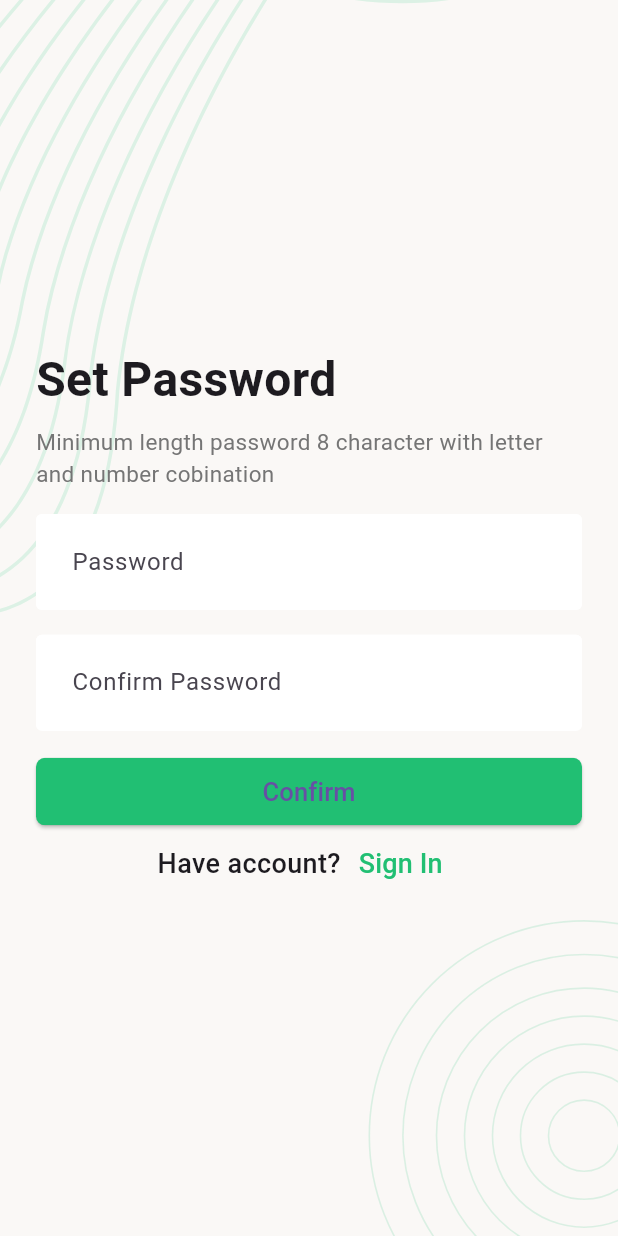
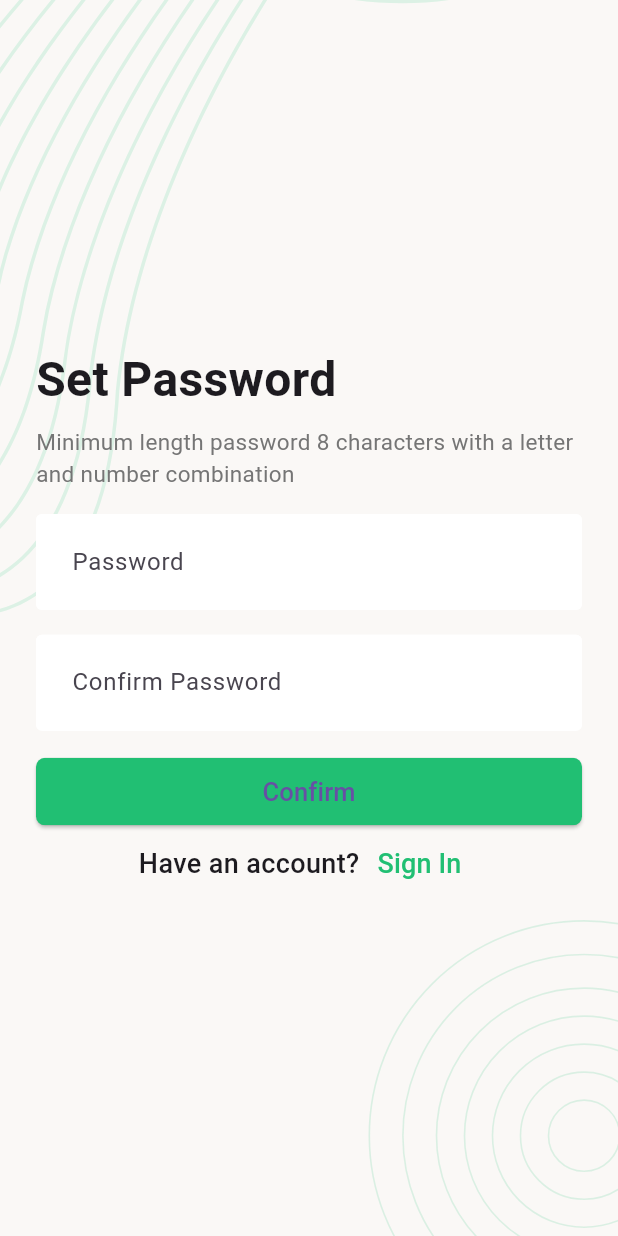
Before and after one commit to islamnabila/getx_task_management_project, a Flutter app: the SetPasswordScreen screen opened directly, on a phone screen of 412 x 824 dp. Run offline on Flutter 3.47's test engine with Material 3 defaults, Android fonts, the phone set to English and light mode, and no system bars; our stand-ins replace flutter_svg, get, image_picker, pin_code_fields, shared_preferences; accounts and stored records are empty; network calls fail.

Commit message:
second commit

```diff
--- a/lib/Screen/pin_verification_screen.dart
+++ b/lib/Screen/pin_verification_screen.dart
@@ -84,7 +84,7 @@ class _PinVerificationScreenState extends State<PinVerificationScreen> {
                             );
 
                             if (res) {
-                              Get.to(() => const SetPasswordScreen());
+                              Get.to(() => SetPasswordScreen());
                             }
                           } else {
                             print("EmailVerification is null");
--- a/lib/Screen/set_password_screen.dart
+++ b/lib/Screen/set_password_screen.dart
@@ -1,21 +1,15 @@
 import 'package:flutter/material.dart';
 import 'package:get/get.dart';
-import 'package:get/get_core/src/get_main.dart';
 import '../Rest Api/rest_api.dart';
 import '../Style/style.dart';
 import '../Utility/url.dart';
 import '../controller/set_password_controller.dart';
 import 'login_screen.dart';
 
-class SetPasswordScreen extends StatefulWidget {
-  const SetPasswordScreen({super.key});
+class SetPasswordScreen extends StatelessWidget {
+   SetPasswordScreen({super.key});
+  final SetPasswordController controller = Get.put(SetPasswordController());
 
-  @override
-  State<SetPasswordScreen> createState() => _SetPasswordScreenState();
-}
-
-class _SetPasswordScreenState extends State<SetPasswordScreen> {
-  final SetPasswordController controller = Get.put(SetPasswordController());
   Future<bool> setPasswordRequest() async {
     try {
       controller.loading.value = true;
@@ -60,8 +54,7 @@ class _SetPasswordScreenState extends State<SetPasswordScreen> {
                     SizedBox(
                       height: MediaQuery.of(context).size.height * 0.01,
                     ),
-                    GreyTextStyle(
-                        "Minimum length password 8 character with letter and number cobination"),
+                    GreyTextStyle("Minimum length password 8 characters with a letter and number combination"),
                     SizedBox(
                       height: MediaQuery.of(context).size.height * 0.02,
                     ),
@@ -100,19 +93,20 @@ class _SetPasswordScreenState extends State<SetPasswordScreen> {
                     Row(
                       mainAxisAlignment: MainAxisAlignment.center,
                       children: [
-                        BoldSmallTextStyle("Have account?"),
+                        BoldSmallTextStyle("Have an account?"),
                         TextButton(
                           onPressed: () {
                             Get.off(() => const LoginScreen());
                           },
-                            child: TextButtonChildStyle("Sign In"))
+                          child: TextButtonChildStyle("Sign In"),
+                        ),
                       ],
                     )
                   ],
                 ),
               ),
             ),
-          )
+          ),
         ],
       ),
     );
```
Lines whose indentation alone changed are shown as unchanged.
